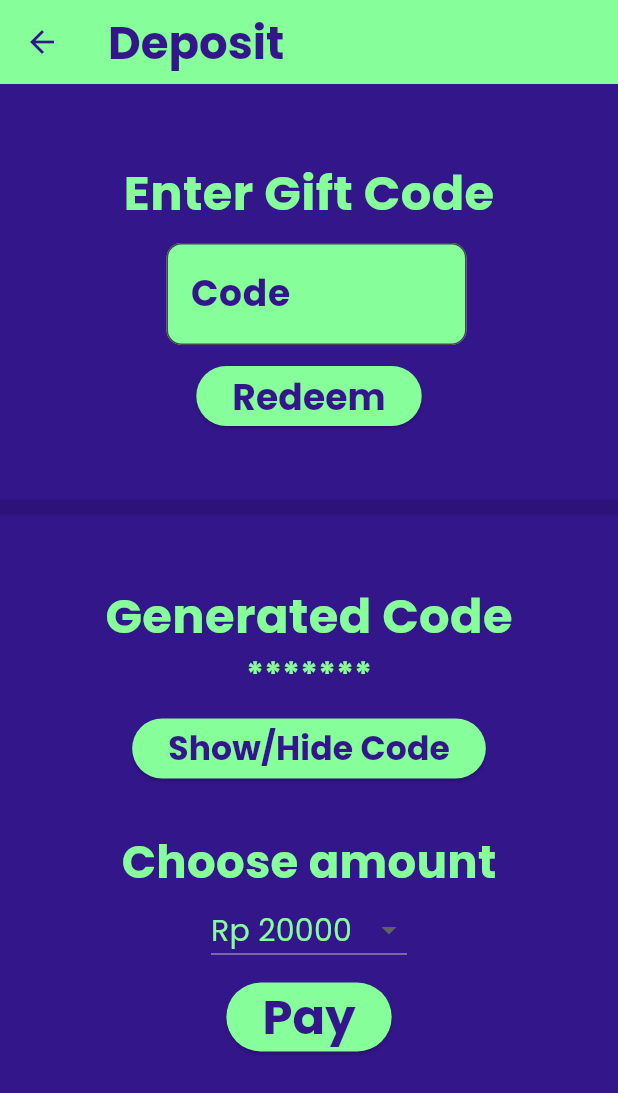
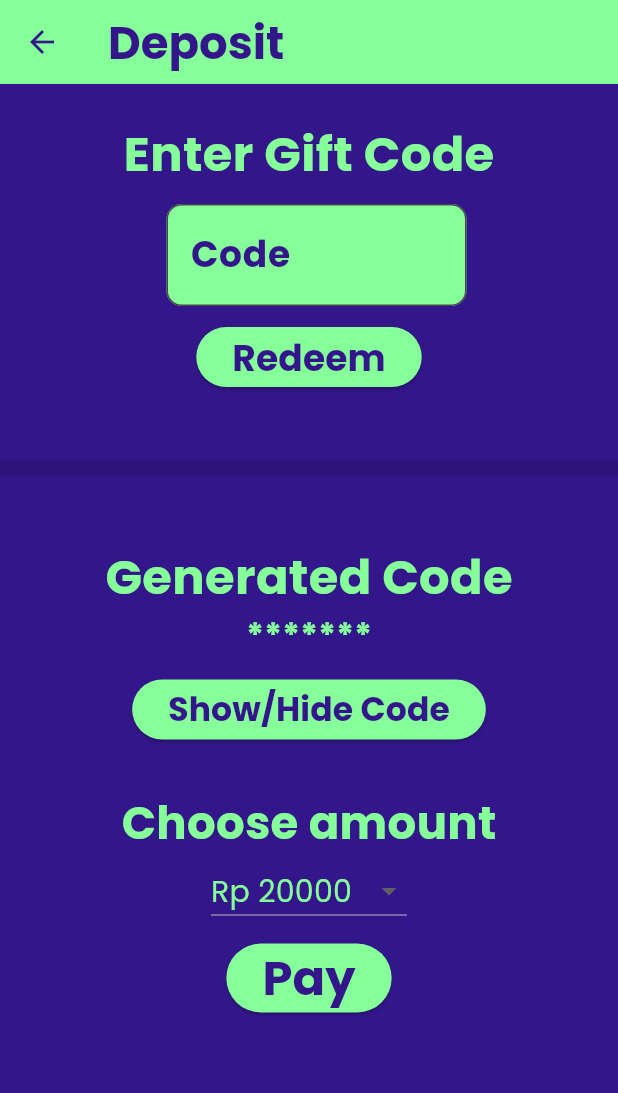
Before and after one commit to George535220173/UAS_E-MONEY, a Flutter app: the giftcodePage screen opened directly, on a phone screen of 412 x 824 dp. Shown: the top 1093 px of the screen. Run offline on Flutter 3.47's test engine with Material 3 defaults, Android fonts, the phone set to English and light mode, and no system bars; our stand-ins replace carousel_slider, cloud_firestore, firebase_auth, firebase_core; accounts and stored records are empty.

Commit message:
Update giftcode.dart

```diff
--- a/lib/Deposit/giftcode.dart
+++ b/lib/Deposit/giftcode.dart
@@ -50,7 +50,7 @@ class _giftcodePageState extends State<giftcodePage> {
         child: Column(
           mainAxisAlignment: MainAxisAlignment.start,
           children: [
-            SizedBox(height: 50),
+            SizedBox(height: 24),
             Text(
               'Enter Gift Code',
               style: TextStyle(
```
